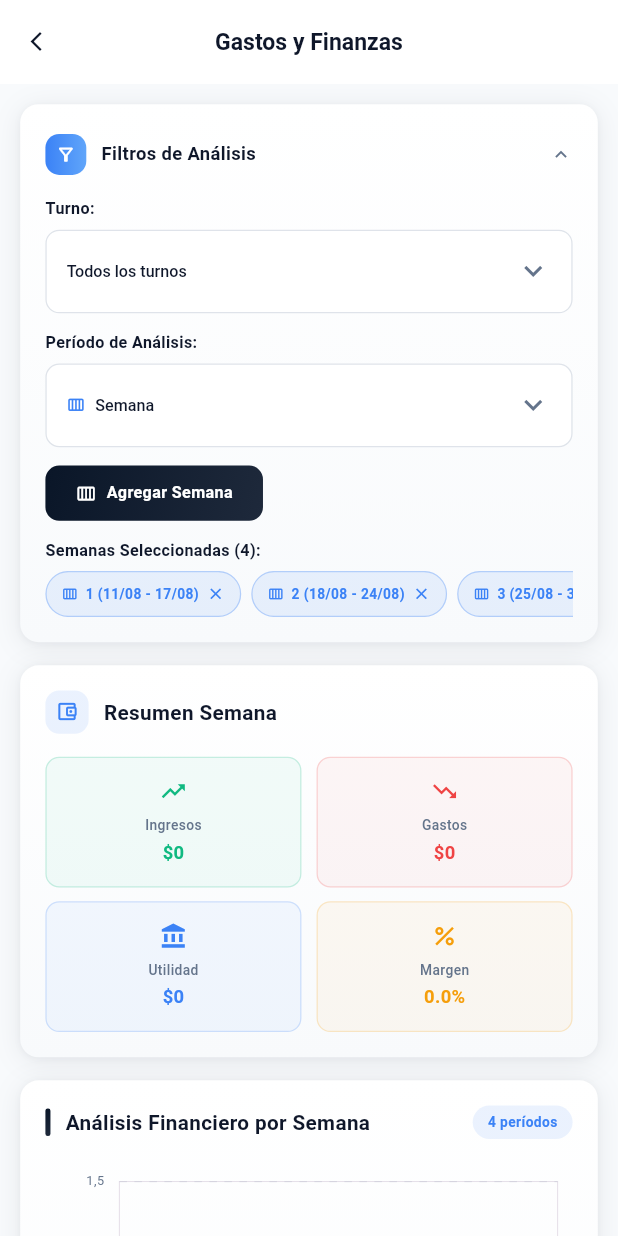
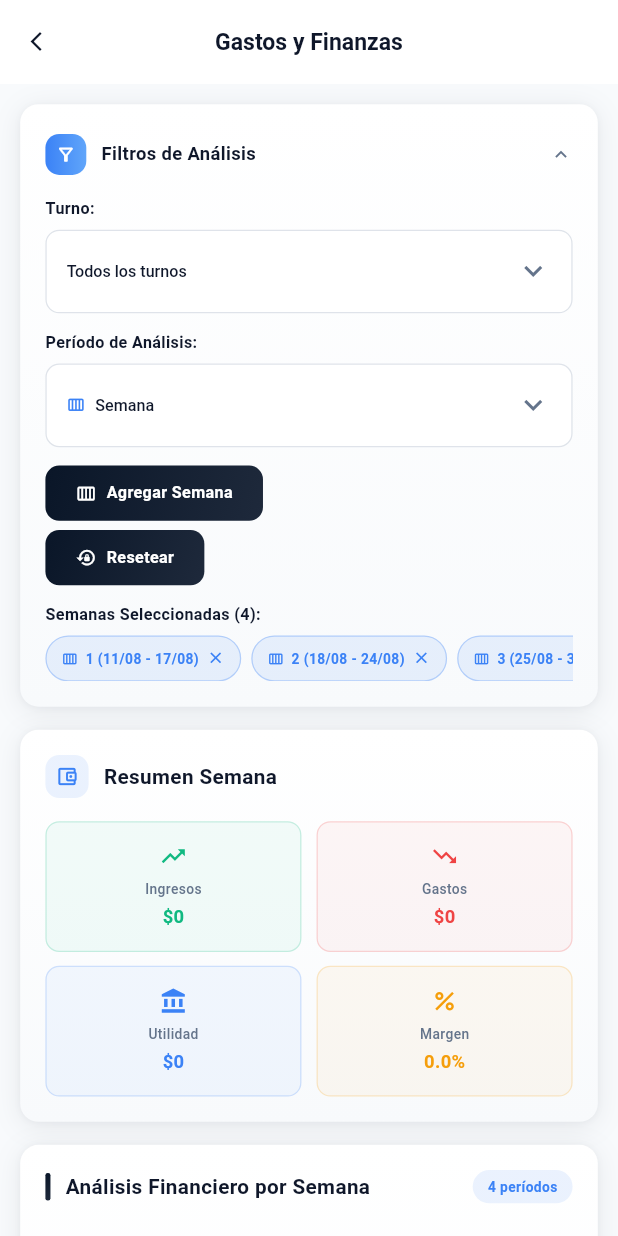
Before and after one commit to Jonathan03R/city_tours_cartagena, a Flutter app: the ModernGastosScreen screen opened directly, after a tap on "Filtros de Análisis", on a phone screen of 412 x 824 dp. Run offline on Flutter 3.47's test engine with Material 3 defaults, Android fonts, the phone set to English and light mode, and no system bars; our stand-ins replace cloud_firestore, connectivity_plus, firebase_auth, firebase_core, firebase_messaging, flutter_local_notifications and 8 more; accounts and stored records are empty.

```diff
--- a/lib/screens/reportes/widget_reportes/filtros_flexibles.dart
+++ b/lib/screens/reportes/widget_reportes/filtros_flexibles.dart
@@ -231,7 +231,7 @@ class _ModernFiltrosFlexiblesWidgetState extends State<ModernFiltrosFlexiblesWid
                 SizedBox(height: 16.h),
 
                 // Botones de acción según el período
-                if (c.periodoSeleccionado == FiltroPeriodo.semana)
+                  if (c.periodoSeleccionado == FiltroPeriodo.semana) ...[
                     ModernButton(
                       text: 'Agregar Semana',
                       icon: Icons.calendar_view_week,
@@ -262,6 +262,16 @@ class _ModernFiltrosFlexiblesWidgetState extends State<ModernFiltrosFlexiblesWid
                         }
                       },
                     ),
+                    SizedBox(height: 8.h),
+                    ModernButton(
+                      text: 'Resetear',
+                      icon: Icons.lock_reset,
+                      onPressed: () {
+                        c.resetearSemanasPorDefecto();
+                        setState(() {});
+                      },
+                    ),
+                  ],
 
                 if (c.periodoSeleccionado == FiltroPeriodo.mes)
                   ModernButton(
```
Also changed, not shown: lib/core/controller/filters_controller.dart (+19 -0 lines), lib/screens/reportes/vista_reportes.dart (+7 -4 lines). Lines whose indentation alone changed are shown as unchanged.
